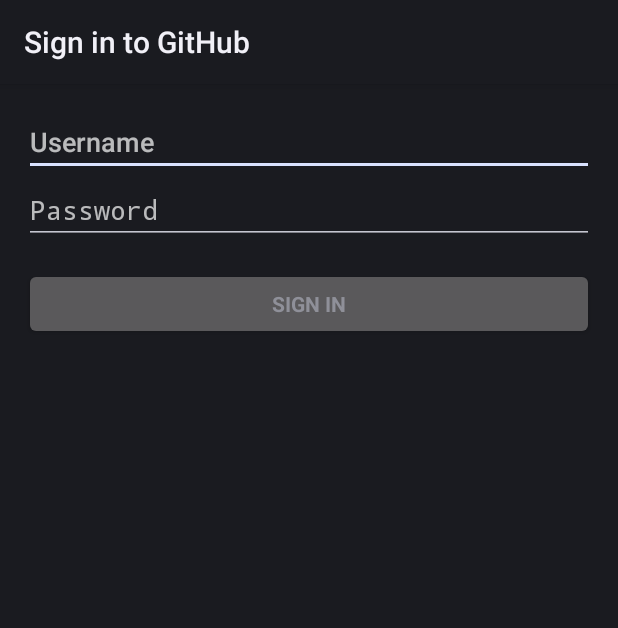
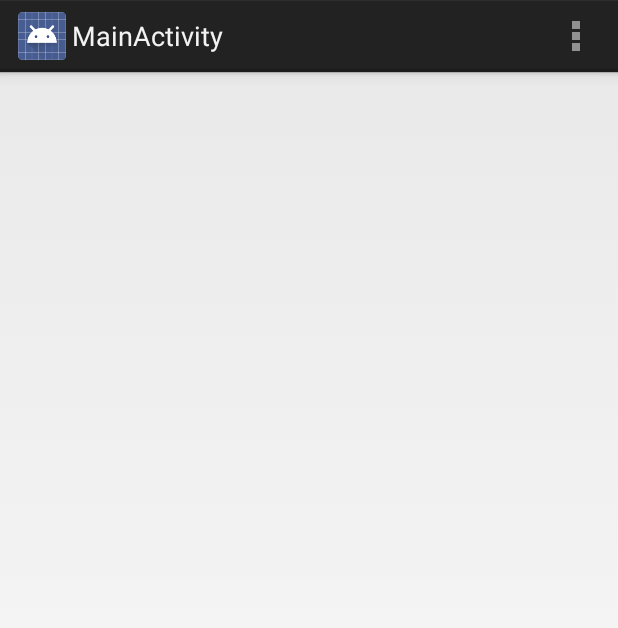
Before and after one commit to stoyicker/agile_group2, an Android app: the screen it shows after launch (LoginActivity before the commit, MainActivity after it), on a phone screen of 412 x 824 dp. Shown: the top 628 px of the screen. Run offline under Robolectric (Android 15) with nearby library versions, the phone set to English and light mode, and no system bars.

Commit message:
Adds a new main activity and some basic themeing.

```diff
--- /dev/null
+++ b/AgileAppModule/src/main/java/org/arnolds/agileappproject/agileappmodule/MainActivity.java
@@ -0,0 +1,38 @@
+package org.arnolds.agileappproject.agileappmodule;
+
+import android.app.Activity;
+import android.os.Bundle;
+import android.view.Menu;
+import android.view.MenuItem;
+
+
+public class MainActivity extends Activity {
+
+    @Override
+    protected void onCreate(Bundle savedInstanceState) {
+        super.onCreate(savedInstanceState);
+        setContentView(R.layout.activity_main);
+    }
+
+
+    @Override
+    public boolean onCreateOptionsMenu(Menu menu) {
+
+        // Inflate the menu; this adds items to the action bar if it is present.
+        getMenuInflater().inflate(R.menu.main, menu);
+        return true;
+    }
+
+    @Override
+    public boolean onOptionsItemSelected(MenuItem item) {
+        // Handle action bar item clicks here. The action bar will
+        // automatically handle clicks on the Home/Up button, so long
+        // as you specify a parent activity in AndroidManifest.xml.
+        int id = item.getItemId();
+        if (id == R.id.action_settings) {
+            return true;
+        }
+        return super.onOptionsItemSelected(item);
+    }
+
+}
--- /dev/null
+++ b/AgileAppModule/src/main/res/layout/activity_main.xml
@@ -0,0 +1,11 @@
+<RelativeLayout xmlns:android="http://schemas.android.com/apk/res/android"
+    xmlns:tools="http://schemas.android.com/tools"
+    android:layout_width="match_parent"
+    android:layout_height="match_parent"
+    android:paddingLeft="@dimen/activity_horizontal_margin"
+    android:paddingRight="@dimen/activity_horizontal_margin"
+    android:paddingTop="@dimen/activity_vertical_margin"
+    android:paddingBottom="@dimen/activity_vertical_margin"
+    tools:context="org.arnolds.agileappproject.agileappmodule.MainActivity">
+
+</RelativeLayout>
--- /dev/null
+++ b/AgileAppModule/src/main/res/menu/main.xml
@@ -0,0 +1,9 @@
+<menu xmlns:android="http://schemas.android.com/apk/res/android"
+    xmlns:tools="http://schemas.android.com/tools"
+    tools:context="org.arnolds.agileappproject.agileappmodule.MainActivity" >
+
+    <item android:id="@+id/action_settings"
+        android:title="@string/action_settings"
+        android:orderInCategory="100"
+        android:showAsAction="never" />
+</menu>
--- a/AgileAppModule/src/main/res/values/strings.xml
+++ b/AgileAppModule/src/main/res/values/strings.xml
@@ -2,9 +2,9 @@
 <resources>
 
     <string name="app_name">AgileAppProject</string>
-
     <string name="hello_world">Hello world!</string>
     <string name="action_settings">Settings</string>
     <string name="title_activity_test">TestActivity</string>
+    <string name="title_activity_main">MainActivity</string>
 
 </resources>
```
Also changed, not shown: AgileAppModule/src/main/AndroidManifest.xml (+8 -2 lines).
